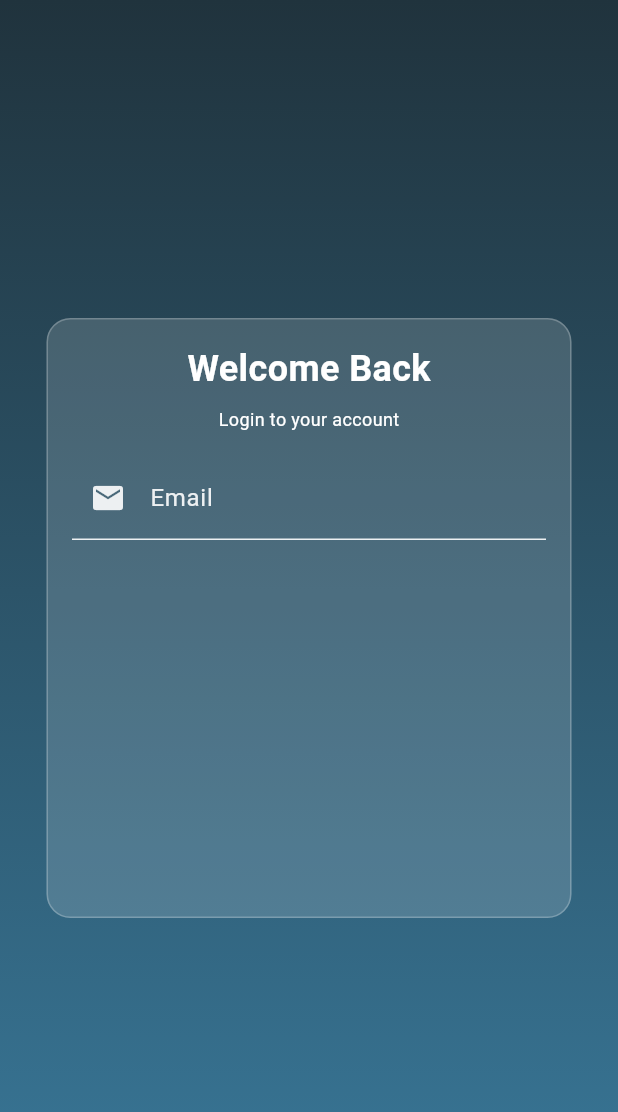
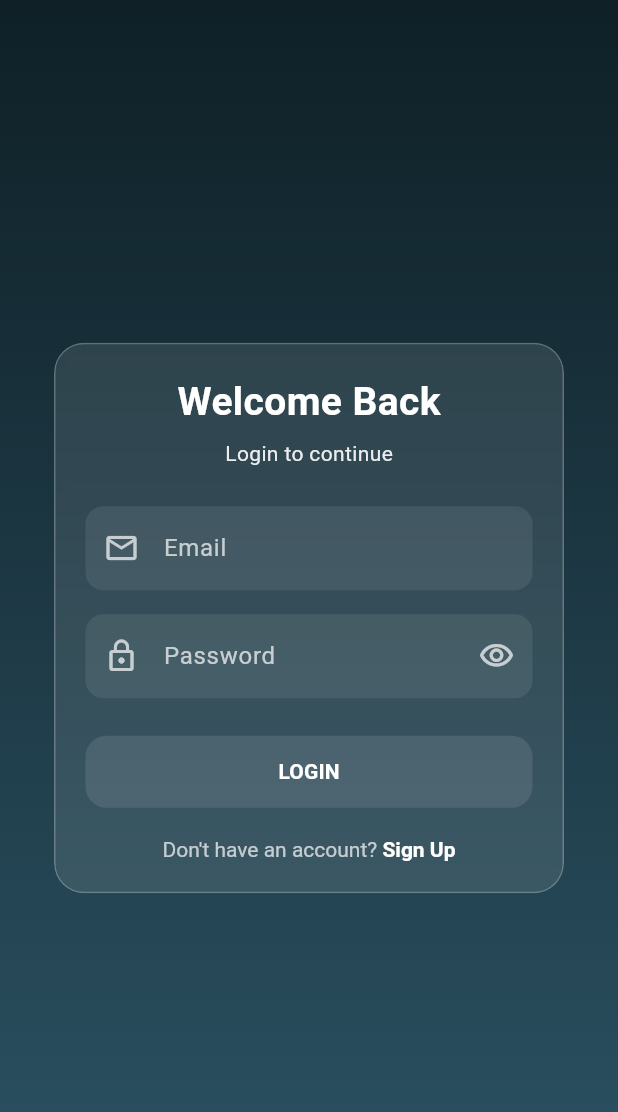
Before and after one commit to shahincse2/LogIn_UI_Design, a Flutter app: the screen it shows after launch, on a phone screen of 412 x 824 dp. Shown: the top 1112 px of the screen. Run offline on Flutter 3.47's test engine with Material 3 defaults, Android fonts, the phone set to English and light mode, and no system bars.

Commit message:
Code Optimized

```diff
--- a/lib/main.dart
+++ b/lib/main.dart
@@ -11,6 +11,7 @@ class MyApp extends StatelessWidget {
   @override
   Widget build(BuildContext context) {
     return MaterialApp(
+      debugShowCheckedModeBanner: false,
       home: LoginScreen(),
     );
   }
--- a/lib/screens/login_screen.dart
+++ b/lib/screens/login_screen.dart
@@ -1,4 +1,6 @@
+import 'dart:ui';
 import 'package:flutter/material.dart';
+import 'package:flutter/services.dart';
 
 class LoginScreen extends StatefulWidget {
   const LoginScreen({super.key});
@@ -8,102 +10,205 @@ class LoginScreen extends StatefulWidget {
 }
 
 class _LoginScreenState extends State<LoginScreen> {
-  final GlobalKey _key = GlobalKey();
   final TextEditingController _emailTEController = TextEditingController();
   final TextEditingController _passwordTEController = TextEditingController();
+  final GlobalKey<FormState> _formKey = GlobalKey<FormState>();
+
+  bool isObscure = true;
 
   @override
   Widget build(BuildContext context) {
-    return Scaffold(
-      body: Container(
-        width: double.infinity,
-        height: double.infinity,
-        decoration: BoxDecoration(
+    return AnnotatedRegion<SystemUiOverlayStyle>(
+      value: SystemUiOverlayStyle.light,
+      child: Scaffold(
+        body: Stack(
+          children: [
+            ///Background Gradient
+            Container(
+              decoration: const BoxDecoration(
                 gradient: LinearGradient(
-            begin: AlignmentGeometry.topCenter,
-            end: AlignmentGeometry.bottomCenter,
-            colors: [Color(0xff20333D), Color(0xff397899)],
+                  colors: [Color(0xff0f2027), Color(0xff2c5364)],
+                  begin: Alignment.topCenter,
+                  end: Alignment.bottomCenter,
                 ),
               ),
-        child: Center(
+            ),
+
+            ///Glass Card
+            Center(
+              child: ClipRRect(
+                borderRadius: BorderRadius.circular(20),
+                child: BackdropFilter(
+                  filter: ImageFilter.blur(sigmaX: 20, sigmaY: 20),
                   child: Container(
+                    width: 340,
+                    padding: const EdgeInsets.all(20),
                     decoration: BoxDecoration(
-              color: Colors.white.withValues(alpha: 0.15),
+                      color: Colors.white.withValues(alpha: 0.1),
+                      borderRadius: BorderRadius.circular(20),
                       border: Border.all(color: Colors.white24),
-              borderRadius: BorderRadius.all(Radius.circular(16)),
                     ),
-            width: 350,
-            height: 400,
-            child: Padding(
-              padding: const EdgeInsets.all(16),
                     child: Column(
-                mainAxisAlignment: MainAxisAlignment.start,
+                      mainAxisSize: MainAxisSize.min,
                       children: [
-                  Text(
+                        /// Title
+                        const Text(
                           'Welcome Back',
                           style: TextStyle(
-                      fontSize: 24,
+                            fontSize: 26,
                             fontWeight: FontWeight.bold,
                             color: Colors.white,
                           ),
                         ),
-                  const SizedBox(height: 8),
+
+                        const SizedBox(height: 6),
+
                         Text(
-                    'Login to your account',
+                          'Login to continue',
                           style: TextStyle(
-                      fontSize: 12,
-                      fontWeight: FontWeight.normal,
-                      color: Colors.white,
+                            color: Colors.white.withValues(alpha: 0.9),
                           ),
                         ),
-                  const SizedBox(height: 16),
+
+                        const SizedBox(height: 25),
+
+                        /// Form
                         Form(
-                    key: _key,
-                    child: TextFormField(
+                          key: _formKey,
+                          child: Column(
+                            children: [
+                              _buildTextField(
                                 controller: _emailTEController,
-                      style: TextStyle(color: Colors.white),
-                      decoration: InputDecoration(
-                        hintText: 'e.g. example@gmail.com',
-                        hintStyle: TextStyle(
-                          color: Colors.white.withValues(alpha: 0.3),
-                          fontSize: 12,
-                          fontWeight: FontWeight.normal,
-                          fontStyle: FontStyle.italic,
-                          letterSpacing: 0.5,
-                          wordSpacing: 1.5,
-                          height: 1.5,
-                          decoration: TextDecoration.none,
-                          decorationColor: Colors.white.withValues(alpha: 0.3),
-                          decorationStyle: TextDecorationStyle.solid,
-                          decorationThickness: 1.0,
+                                label: 'Email',
+                                icon: Icons.email_outlined,
                               ),
 
-                        label: Text('Email'),
-                        labelStyle: TextStyle(
-                          color: Colors.white.withValues(alpha: 0.9),
-                        ),
-                        prefixIcon: Icon(Icons.email),
-                        prefixIconColor: Colors.white.withValues(alpha: 0.9),
-                        focusedBorder: UnderlineInputBorder(
-                          borderSide: BorderSide(
-                            color: Color(0xff20333D).withValues(alpha: 0.9),
+                              const SizedBox(height: 16),
+
+                              _buildPasswordField(),
+                            ],
                           ),
                         ),
-                        enabledBorder: UnderlineInputBorder(
-                          borderSide: BorderSide(
-                            color: Colors.white.withValues(alpha: 0.9),
+
+                        const SizedBox(height: 25),
+
+                        /// Login Button
+                        SizedBox(
+                          width: double.infinity,
+                          child: ElevatedButton(
+                            onPressed: () {},
+                            style: ElevatedButton.styleFrom(
+                              padding: const EdgeInsets.symmetric(vertical: 14),
+                              backgroundColor: Colors.white.withValues(
+                                alpha: 0.1,
+                              ),
+                              shape: RoundedRectangleBorder(
+                                borderRadius: BorderRadius.circular(14),
+                              ),
+                              elevation: 0,
+                            ),
+                            child: const Text(
+                              'LOGIN',
+                              style: TextStyle(
+                                color: Colors.white,
+                                fontWeight: FontWeight.bold,
                               ),
                             ),
                           ),
                         ),
+
+                        const SizedBox(height: 20),
+
+                        /// Sign Up
+                        GestureDetector(
+                          onTap: () {
+                            //TODO: Navigate to Sign Up Screen
+                          },
+                          child: RichText(
+                            text: TextSpan(
+                              children: [
+                                TextSpan(
+                                  text: "Don't have an account? ",
+                                  style: TextStyle(
+                                    color: Colors.white.withValues(alpha: 0.7),
                                   ),
-                  const SizedBox(height: 16),
+                                ),
+                                const TextSpan(
+                                  text: "Sign Up",
+                                  style: TextStyle(
+                                    color: Colors.white,
+                                    fontWeight: FontWeight.bold,
+                                  ),
+                                ),
+                              ],
+                            ),
+                          ),
+                        ),
                       ],
                     ),
                   ),
                 ),
               ),
             ),
+          ],
+        ),
+      ),
+    );
+  }
+
+  ///Reusable TextField
+  Widget _buildTextField({
+    required TextEditingController controller,
+    required String label,
+    required IconData icon,
+  }) {
+    return TextFormField(
+      controller: controller,
+      style: const TextStyle(color: Colors.white),
+      decoration: InputDecoration(
+        prefixIcon: Icon(icon, color: Colors.white70),
+        labelText: label,
+        labelStyle: const TextStyle(color: Colors.white70),
+        filled: true,
+        fillColor: Colors.white.withValues(alpha: 0.08),
+        border: OutlineInputBorder(
+          borderRadius: BorderRadius.circular(12),
+          borderSide: BorderSide.none,
+        ),
+      ),
+    );
+  }
+
+  ///Password Field with Toggle
+  Widget _buildPasswordField() {
+    return TextFormField(
+      controller: _passwordTEController,
+      obscureText: isObscure,
+      style: const TextStyle(color: Colors.white),
+      decoration: InputDecoration(
+        prefixIcon: const Icon(Icons.lock_outline, color: Colors.white70),
+        labelText: 'Password',
+        labelStyle: const TextStyle(color: Colors.white70),
+        filled: true,
+        fillColor: Colors.white.withValues(alpha: 0.08),
+        border: OutlineInputBorder(
+          borderRadius: BorderRadius.circular(12),
+          borderSide: BorderSide.none,
+        ),
+        suffixIcon: IconButton(
+          onPressed: () {
+            setState(() {
+              isObscure = !isObscure;
+            });
+          },
+          icon: Icon(
+            isObscure
+                ? Icons.visibility_outlined
+                : Icons.visibility_off_outlined,
+            color: Colors.white70,
+          ),
+        ),
+      ),
     );
   }
 }
```
Lines whose indentation alone changed are shown as unchanged.
